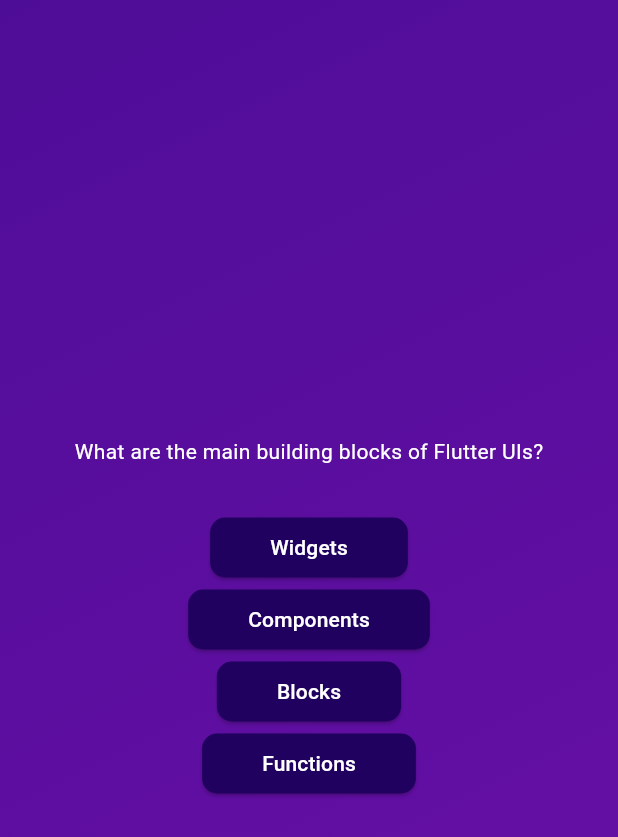
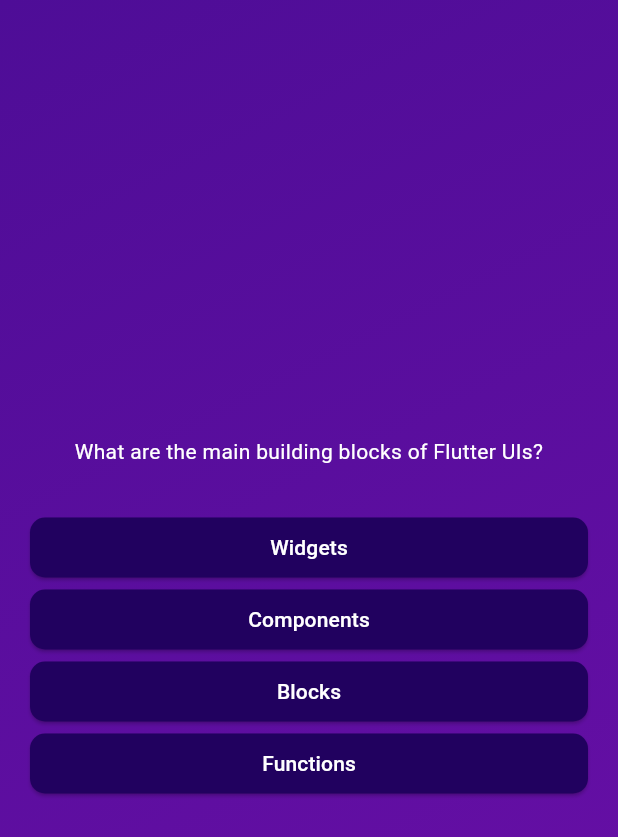
Before and after one commit to kraevskiy/flutter_quiz, a Flutter app: the screen it shows after launch, after a tap on "Start Quiz", on a phone screen of 412 x 824 dp. Shown: the top 837 px of the screen. Run offline on Flutter 3.47's test engine with Material 3 defaults, Android fonts, the phone set to English and light mode, and no system bars.

Commit message:
added fix style buttons questions

```diff
--- a/lib/questions_screen.dart
+++ b/lib/questions_screen.dart
@@ -19,14 +19,18 @@ class _QuestionsScreenState extends State<QuestionsScreen> {
 
     return SizedBox(
       width: double.infinity,
+      child: Container(
+        margin: const EdgeInsets.all(20),
         child: Column(
           mainAxisAlignment: MainAxisAlignment.center,
+          crossAxisAlignment: CrossAxisAlignment.stretch,
           children: [
             Text(
               currentQuestion.text,
               style: const TextStyle(
                 color: Colors.white,
               ),
+              textAlign: TextAlign.center,
             ),
             const SizedBox(
               height: 30,
@@ -38,6 +42,7 @@ class _QuestionsScreenState extends State<QuestionsScreen> {
               );
             }),
           ],
+        )
       ),
     );
   }
```
Lines whose indentation alone changed are shown as unchanged.
